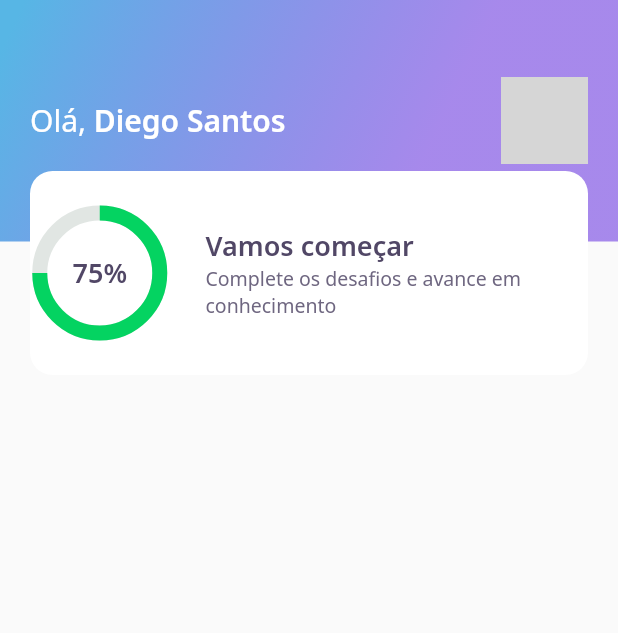
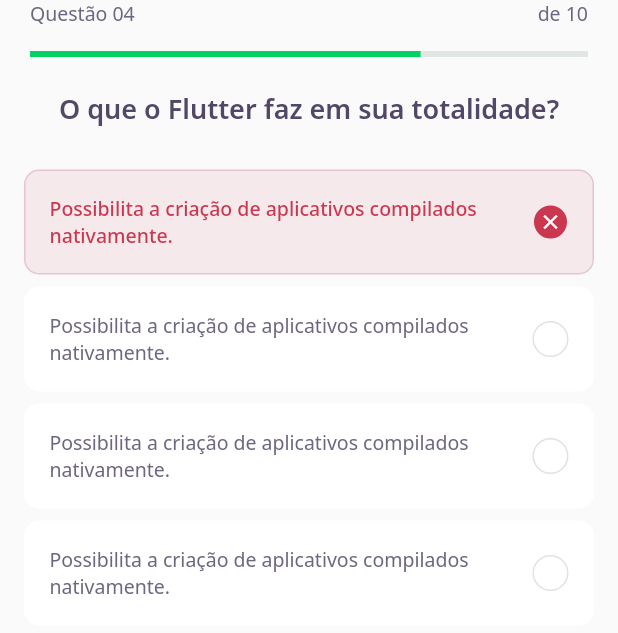
Before and after one commit to Diegofs96/nlw5_devquiz, a Flutter app: the screen it shows after launch, on a phone screen of 412 x 824 dp. Shown: the top 633 px of the screen. Run offline on Flutter 3.47's test engine with Material 2 defaults, Android fonts, the phone set to English and light mode, and no system bars; our stand-ins replace google_fonts; grey boxes are pictures that could not be loaded.

Commit message:
build: Segunda aula nlw5. Criacao de quiz e cards de progresso por quiz

```diff
--- /dev/null
+++ b/lib/challenge/challenge_page.dart
@@ -0,0 +1,28 @@
+import 'package:DevQuiz/challenge/widgets/question_indicator/question_indication_widget.dart';
+import 'package:DevQuiz/challenge/widgets/quiz/quiz_widget.dart';
+import 'package:flutter/material.dart';
+
+class ChallengePage extends StatefulWidget {
+  ChallengePage({Key? key}) : super(key: key);
+
+  @override
+  _ChallengePageState createState() => _ChallengePageState();
+}
+
+class _ChallengePageState extends State<ChallengePage> {
+  @override
+  Widget build(BuildContext context) {
+    return Scaffold(
+      appBar: PreferredSize(
+        preferredSize: Size.fromHeight(60),
+        child: SafeArea(
+          top: true,
+          child: QuestionIndicatorWidget(),
+        ),
+      ),
+      body: QuizWidget(
+        title: "O que o Flutter faz em sua totalidade?",
+      ),
+    );
+  }
+}
--- /dev/null
+++ b/lib/challenge/widgets/awnser/awnser_widget.dart
@@ -0,0 +1,84 @@
+import 'package:DevQuiz/core/app_colors.dart';
+import 'package:DevQuiz/core/app_text_styles.dart';
+import 'package:flutter/material.dart';
+
+class AwnserWidget extends StatelessWidget {
+  final String title;
+  final bool isRight;
+  final bool isSelected;
+
+  const AwnserWidget({
+    Key? key,
+    required this.title,
+    this.isRight = false,
+    this.isSelected = false,
+  }) : super(key: key);
+
+  Color get _selectedColorRight =>
+      isRight ? AppColors.darkGreen : AppColors.darkRed;
+
+  Color get _selectedBorderRight =>
+      isRight ? AppColors.lightGreen : AppColors.lightRed;
+
+  Color get _selectedColorCardRight =>
+      isRight ? AppColors.lightGreen : AppColors.lightRed;
+
+  Color get _selectedBorderCardRight =>
+      isRight ? AppColors.green : AppColors.red;
+
+  TextStyle get _selectedTextStyleRight =>
+      isRight ? AppTextStyles.bodyDarkGreen : AppTextStyles.bodyDarkRed;
+
+  IconData get _selectedIconRight => isRight ? Icons.check : Icons.close;
+
+  @override
+  Widget build(BuildContext context) {
+    return Padding(
+      padding: const EdgeInsets.symmetric(horizontal: 16, vertical: 4),
+      child: Container(
+        padding: EdgeInsets.all(16),
+        decoration: BoxDecoration(
+          color: isSelected ? _selectedColorCardRight : AppColors.white,
+          borderRadius: BorderRadius.circular(10),
+          border: Border.fromBorderSide(
+            BorderSide(
+              color: isSelected ? _selectedBorderCardRight : AppColors.white,
+            ),
+          ),
+        ),
+        child: Row(
+          mainAxisAlignment: MainAxisAlignment.spaceBetween,
+          children: [
+            Expanded(
+              child: Text(
+                title,
+                style:
+                    isSelected ? _selectedTextStyleRight : AppTextStyles.body,
+              ),
+            ),
+            Container(
+              height: 24,
+              width: 24,
+              decoration: BoxDecoration(
+                color: isSelected ? _selectedColorRight : AppColors.white,
+                borderRadius: BorderRadius.circular(500),
+                border: Border.fromBorderSide(
+                  BorderSide(
+                    color: isSelected ? _selectedBorderRight : AppColors.border,
+                  ),
+                ),
+              ),
+              child: isSelected
+                  ? Icon(
+                      _selectedIconRight,
+                      size: 16,
+                      color: Colors.white,
+                    )
+                  : null,
+            ),
+          ],
+        ),
+      ),
+    );
+  }
+}
--- /dev/null
+++ b/lib/challenge/widgets/question_indicator/question_indication_widget.dart
@@ -0,0 +1,35 @@
+import 'package:DevQuiz/core/app_text_styles.dart';
+import 'package:DevQuiz/shared/widgets/progress_indicator/progress_indicator_widget.dart';
+import 'package:flutter/material.dart';
+
+class QuestionIndicatorWidget extends StatelessWidget {
+  const QuestionIndicatorWidget({Key? key}) : super(key: key);
+
+  @override
+  Widget build(BuildContext context) {
+    return Container(
+      padding: const EdgeInsets.symmetric(horizontal: 20),
+      child: Column(
+        children: [
+          Row(
+            mainAxisAlignment: MainAxisAlignment.spaceBetween,
+            children: [
+              Text(
+                "Questão 04",
+                style: AppTextStyles.body,
+              ),
+              Text(
+                "de 10",
+                style: AppTextStyles.body,
+              ),
+            ],
+          ),
+          SizedBox(
+            height: 16,
+          ),
+          ProgressIndicatorWidget(value: 0.7),
+        ],
+      ),
+    );
+  }
+}
--- /dev/null
+++ b/lib/challenge/widgets/quiz/quiz_widget.dart
@@ -0,0 +1,43 @@
+import 'package:DevQuiz/challenge/widgets/awnser/awnser_widget.dart';
+import 'package:DevQuiz/core/app_text_styles.dart';
+import 'package:flutter/material.dart';
+
+class QuizWidget extends StatelessWidget {
+  final String title;
+  const QuizWidget({Key? key, required this.title}) : super(key: key);
+
+  @override
+  Widget build(BuildContext context) {
+    return Container(
+      child: Column(
+        children: [
+          Text(
+            title,
+            style: AppTextStyles.heading,
+          ),
+          SizedBox(
+            height: 24,
+          ),
+          AwnserWidget(
+            isRight: false,
+            isSelected: true,
+            title:
+                "Possibilita a criação de aplicativos compilados nativamente.",
+          ),
+          AwnserWidget(
+            title:
+                "Possibilita a criação de aplicativos compilados nativamente.",
+          ),
+          AwnserWidget(
+            title:
+                "Possibilita a criação de aplicativos compilados nativamente.",
+          ),
+          AwnserWidget(
+            title:
+                "Possibilita a criação de aplicativos compilados nativamente.",
+          )
+        ],
+      ),
+    );
+  }
+}
--- a/lib/core/app_widget.dart
+++ b/lib/core/app_widget.dart
@@ -1,3 +1,4 @@
+import 'package:DevQuiz/challenge/challenge_page.dart';
 import 'package:DevQuiz/home/home_page.dart';
 import 'package:DevQuiz/splash/splash_page.dart';
 import 'package:flutter/material.dart';
@@ -7,7 +8,7 @@ class AppWidget extends StatelessWidget {
   Widget build(BuildContext context) {
     return MaterialApp(
       title: "DevQuiz",
-      home: HomePage(),
+      home: ChallengePage(),
     );
   }
 }
--- a/lib/home/widgets/score-card/score_card_widget.dart
+++ b/lib/home/widgets/score-card/score_card_widget.dart
@@ -18,7 +18,10 @@ class ScoreCardWidget extends StatelessWidget {
             15,
           ),
         ),
+        child: Padding(
+          padding: const EdgeInsets.symmetric(horizontal: 24),
           child: Row(
+            mainAxisAlignment: MainAxisAlignment.center,
             crossAxisAlignment: CrossAxisAlignment.center,
             children: [
               Expanded(
@@ -48,6 +51,7 @@ class ScoreCardWidget extends StatelessWidget {
             ],
           ),
         ),
+      ),
     );
   }
 }
--- /dev/null
+++ b/lib/shared/widgets/progress_indicator/progress_indicator_widget.dart
@@ -0,0 +1,20 @@
+import 'package:DevQuiz/core/app_colors.dart';
+import 'package:flutter/material.dart';
+
+class ProgressIndicatorWidget extends StatelessWidget {
+  final double value;
+
+  const ProgressIndicatorWidget({Key? key, required this.value})
+      : super(key: key);
+
+  @override
+  Widget build(BuildContext context) {
+    return LinearProgressIndicator(
+      value: value,
+      backgroundColor: AppColors.chartSecondary,
+      valueColor: AlwaysStoppedAnimation<Color>(
+        AppColors.chartPrimary,
+      ),
+    );
+  }
+}
```
Also changed, not shown: lib/home/home_page.dart (+44 -0 lines), lib/home/widgets/level_button/level_button_widget.dart (added, +62 -0 lines), lib/home/widgets/quiz_card/quiz_card_widget.dart (added, +62 -0 lines). Lines whose indentation alone changed are shown as unchanged.
